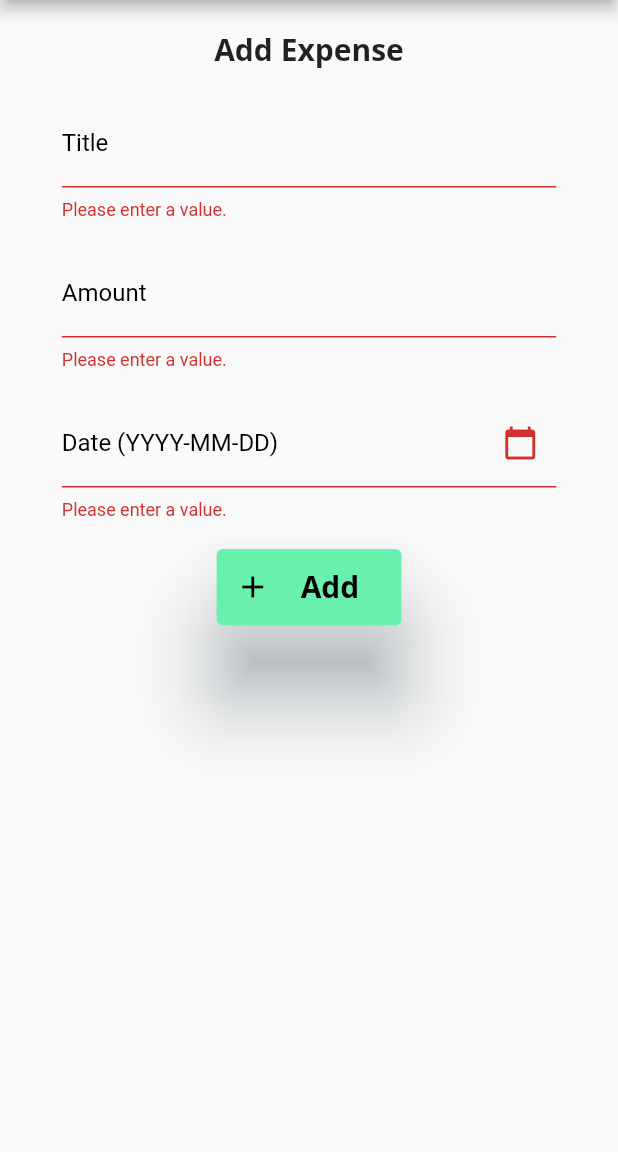
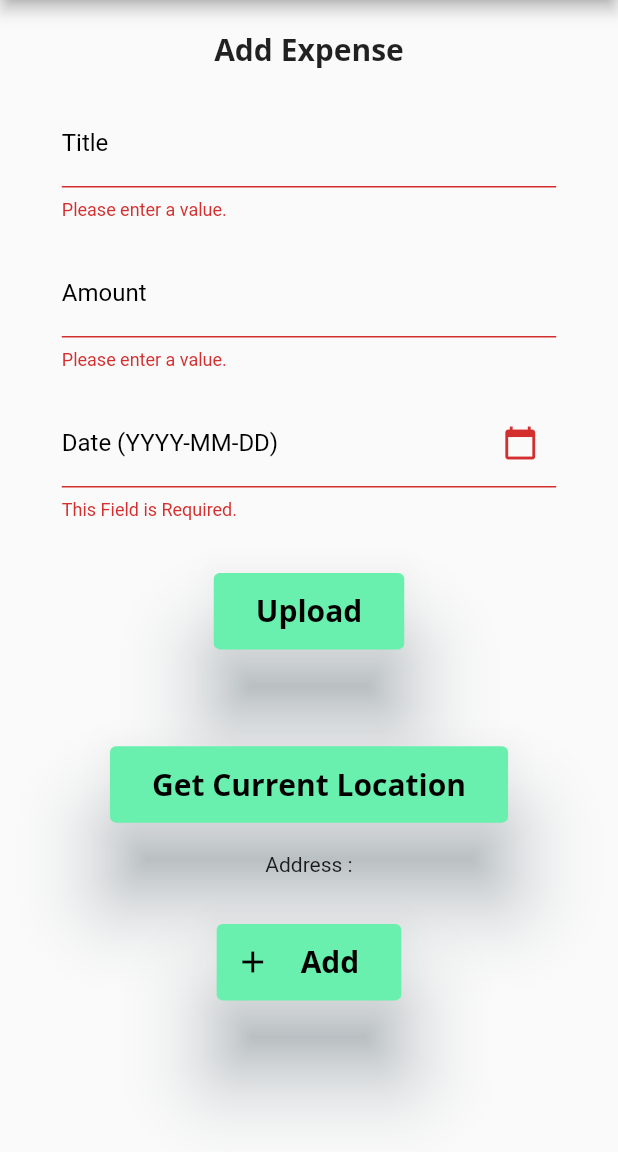
Before and after one commit to rabukhader/Expenses-Managment-Provider, a Flutter app: the AddEditExpensesScreen screen opened directly, after a tap on "Add", on a phone screen of 412 x 824 dp, the part 84-1236 px from its top. Run offline on Flutter 3.47's test engine with Material 2 defaults, Android fonts, the phone set to English and light mode, and no system bars; our stand-ins replace dio, firebase_core, firebase_storage, geocoding, geolocator, google_fonts and 1 more; accounts and stored records are empty; network calls fail.

Commit message:
Image and Location Done

```diff
--- a/lib/main.dart
+++ b/lib/main.dart
@@ -3,11 +3,13 @@ import 'package:expenses_managment_app_provider/view/screens/home/home_screen.da
 import 'package:expenses_managment_app_provider/view_model/navigation_view_model.dart';
 import 'package:firebase_core/firebase_core.dart';
 import 'package:flutter/material.dart';
+import 'package:geolocator/geolocator.dart';
 import 'package:provider/provider.dart';
 
 import 'view_model/expense_view_model.dart';
 
 void main() async {
+  GeolocatorPlatform.instance;
   WidgetsFlutterBinding.ensureInitialized();
   await Firebase.initializeApp(options: DefaultFirebaseOptions.currentPlatform);
   runApp(MultiProvider(providers: [
--- a/lib/model/expense.dart
+++ b/lib/model/expense.dart
@@ -3,22 +3,30 @@ class Expense {
   String name;
   int? total;
   String dueDate;
+  String imageUrl;
+  String address;
 
   Expense({
     required this.name,
     required this.total,
     required this.dueDate,
+    required this.imageUrl,
+    required this.address
   });
 
   factory Expense.fromJson(Map<String, dynamic> json) => Expense(
         name: json["name"],
         total: json["total"],
         dueDate: json["dueDate"],
+        imageUrl: json["imageUrl"],
+        address: json["address"]
       );
 
   Map<String, dynamic> toJson() => {
         "name": name,
         "total": total,
         "dueDate": dueDate,
+        "imageUrl": imageUrl,
+        "address": address
       };
 }
--- a/lib/model/services/form/expense_validator.dart
+++ b/lib/model/services/form/expense_validator.dart
@@ -15,7 +15,7 @@ class AddEditExpenseValidator
   @override
   String? validate(String? value) {
     if (value == null || value.isEmpty) {
-      return 'Please enter a value.';
+      return 'This Field is Required.';
     }
     return null;
   }
--- a/lib/view/screens/add_edit_expense/widget/add_edit_form.dart
+++ b/lib/view/screens/add_edit_expense/widget/add_edit_form.dart
@@ -1,5 +1,7 @@
 import 'package:flutter/material.dart';
+import 'package:geolocator/geolocator.dart';
 import 'package:google_fonts/google_fonts.dart';
+import 'package:image_picker/image_picker.dart';
 import '../../../../model/services/form/expense_form.dart';
 import '../../../../model/services/form/expense_validator.dart';
 
@@ -22,13 +24,17 @@ class AddEditForm extends StatefulWidget {
 }
 
 class _AddEditFormState extends State<AddEditForm> {
-  int? amount = 0;
-
+  bool isUploaded = false;
+  bool isLocated = false;
+  Position? currentPosition;
+  String? currentAddress;
   @override
   void initState() {
     super.initState();
     if (widget.expenseId != null) {
       widget.form.loadData(widget.data);
+      isUploaded = true;
+      isLocated = true;
     }
   }
 
@@ -85,6 +91,107 @@ class _AddEditFormState extends State<AddEditForm> {
                       })),
             ),
           ),
+          SizedBox(
+            width: MediaQuery.of(context).size.width * 0.8,
+            height: 100,
+            child: Column(
+              crossAxisAlignment: CrossAxisAlignment.center,
+              children: [
+                const SizedBox(height: 16),
+                ElevatedButton(
+                  style: ElevatedButton.styleFrom(
+                      backgroundColor: Colors.greenAccent,
+                      foregroundColor: Colors.black,
+                      elevation: 25,
+                      shadowColor: Colors.blueGrey),
+                  onPressed: () {
+                    showDialog(
+                      context: context,
+                      builder: (BuildContext context) {
+                        return AlertDialog(
+                          title: const Text("Choose an image source"),
+                          actions: [
+                            TextButton(
+                              onPressed: () async {
+                                Navigator.pop(context);
+                                await widget.form.pickImage(ImageSource.camera);
+                                setState(() {
+                                  isUploaded = true;
+                                });
+                              },
+                              child: const Text("Camera"),
+                            ),
+                            TextButton(
+                              onPressed: () async {
+                                Navigator.pop(context);
+                                await widget.form
+                                    .pickImage(ImageSource.gallery);
+                                setState(() {
+                                  isUploaded = true;
+                                });
+                              },
+                              child: const Text("Gallery"),
+                            ),
+                          ],
+                        );
+                      },
+                    );
+                  },
+                  child: Padding(
+                    padding: const EdgeInsets.all(12.0),
+                    child: Row(
+                      mainAxisSize: MainAxisSize.min,
+                      children: [
+                        Text(
+                          isUploaded ? 'Change' : 'Upload',
+                          style: GoogleFonts.openSans(
+                              fontSize: 20, fontWeight: FontWeight.bold),
+                        ),
+                      ],
+                    ),
+                  ),
+                ),
+              ],
+            ),
+          ),
+          SizedBox(
+              width: MediaQuery.of(context).size.width * 0.8,
+              height: 150,
+              child: Column(
+                mainAxisAlignment: MainAxisAlignment.center,
+                children: <Widget>[
+                  ElevatedButton(
+                    style: ElevatedButton.styleFrom(
+                        backgroundColor: Colors.greenAccent,
+                        foregroundColor: Colors.black,
+                        elevation: 25,
+                        shadowColor: Colors.blueGrey),
+                    onPressed: () async {
+                      await widget.form.fetchLocation();
+                      setState(() {
+                        isLocated = true;
+                      });
+                    },
+                    child: Padding(
+                      padding: const EdgeInsets.all(12.0),
+                      child: Text(
+                        isLocated
+                            ? 'Change Your Location'
+                            : 'Get Current Location',
+                        style: GoogleFonts.openSans(
+                            fontSize: 20, fontWeight: FontWeight.bold),
+                      ),
+                    ),
+                  ),
+                  const SizedBox(height: 20),
+                  Text(
+                    isLocated
+                        ? 'Address: ${widget.form.address}'
+                        : 'Address : ',
+                    textAlign: TextAlign.center,
+                  ),
+                ],
+              )),
           ElevatedButton.icon(
             style: ElevatedButton.styleFrom(
                 backgroundColor: Colors.greenAccent,
@@ -96,9 +203,10 @@ class _AddEditFormState extends State<AddEditForm> {
               var data = {
                 'name': widget.form.nameController.text,
                 'total': int.tryParse(widget.form.totalController.text),
-                'dueDate': widget.form.dateController.text
+                'dueDate': widget.form.dateController.text,
+                'imageUrl': widget.form.imageController.text,
+                'address': widget.form.address
               };
-
               if (widget.form.formKey.currentState!.validate()) {
                 Navigator.pop(context, data);
               } else {
--- a/lib/view/screens/manage_expenses/widget/custom_card.dart
+++ b/lib/view/screens/manage_expenses/widget/custom_card.dart
@@ -62,13 +62,16 @@ class CustomCard extends StatelessWidget {
                     'name': data.name,
                     'total': data.total,
                     'dueDate': data.dueDate,
+                    'imageUrl': data.imageUrl,
+                    'address': data.address
                   };
                   final result = await Navigator.push(
                       context,
                       MaterialPageRoute(
                           builder: (context) => AddEditExpensesScreen(
-                            processName: 'Edit',
-                              expenseId: id, data: editData)));
+                              processName: 'Edit',
+                              expenseId: id,
+                              data: editData)));
                   if (result != null) await exProvider.editExpense(result, id);
                 },
               ),
@@ -82,13 +85,16 @@ class CustomCard extends StatelessWidget {
                     'name': data.name,
                     'total': data.total,
                     'dueDate': data.dueDate,
+                    'imageUrl': data.imageUrl,
+                    'address': data.address
                   };
                   final result = await Navigator.push(
                       context,
                       MaterialPageRoute(
                           builder: (context) => AddEditExpensesScreen(
-                            processName: 'Clone',
-                              expenseId: id, data: clonedData)));
+                              processName: 'Clone',
+                              expenseId: id,
+                              data: clonedData)));
                   if (result != null) await exProvider.addExpense(result);
                 },
               ),
--- a/lib/view/screens/manage_expenses/widget/list_of_expenses.dart
+++ b/lib/view/screens/manage_expenses/widget/list_of_expenses.dart
@@ -3,7 +3,6 @@ import 'dart:async';
 import 'package:expenses_managment_app_provider/model/expense.dart';
 import 'package:flutter/material.dart';
 import 'package:provider/provider.dart';
-import 'package:rxdart/rxdart.dart';
 import '../../../../view_model/expense_view_model.dart';
 import 'custom_card.dart';
 
@@ -23,7 +22,7 @@ class _ListOfExpensesState extends State<ListOfExpenses> {
     subscription = Provider.of<ExpensesViewModel>(context, listen: false)
         .textStream
         .stream
-        .debounceTime(const Duration(milliseconds: 300))
+        // .debounceTime(const Duration(milliseconds: 300))
         .distinct()
         .listen((searchQuery) {
       Provider.of<ExpensesViewModel>(context, listen: false)
--- a/lib/view/screens/manage_expenses/widget/search_input.dart
+++ b/lib/view/screens/manage_expenses/widget/search_input.dart
@@ -26,7 +26,6 @@ class _SearchInputState extends State<SearchInput> {
       expensesViewModel.textStream.add(textController.text);
     });
   }
-
 
   @override
   Widget build(BuildContext context) {
--- a/pubspec.yaml
+++ b/pubspec.yaml
@@ -10,12 +10,16 @@ dependencies:
   dio: ^5.3.3
   firebase_core: ^2.21.0
   firebase_database: ^10.3.3
+  firebase_storage: ^11.5.0
   fl_chart: ^0.64.0
   flutter:
     sdk: flutter
+  geocoding: ^2.1.1
+  geolocator: ^10.1.0
   google_fonts: ^6.1.0
   http: ^1.1.0
   http_interceptor: ^2.0.0-beta.7
+  image_picker: ^1.0.4
   intl: ^0.18.1
   provider: ^6.0.5
   rxdart: ^0.27.7
```
Also changed, not shown: lib/model/apis/end_point_firebase.dart (+6 -3 lines), lib/model/services/form/expense_form.dart (+84 -4 lines), lib/view/screens/manage_expenses/manage_expenses.dart (+8 -7 lines), lib/view_model/expense_view_model.dart (+10 -2 lines), pubspec.lock, 7 other files.
